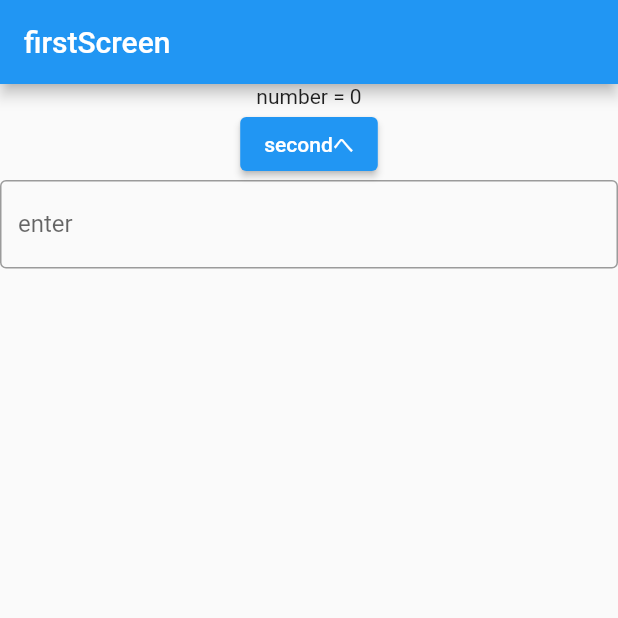
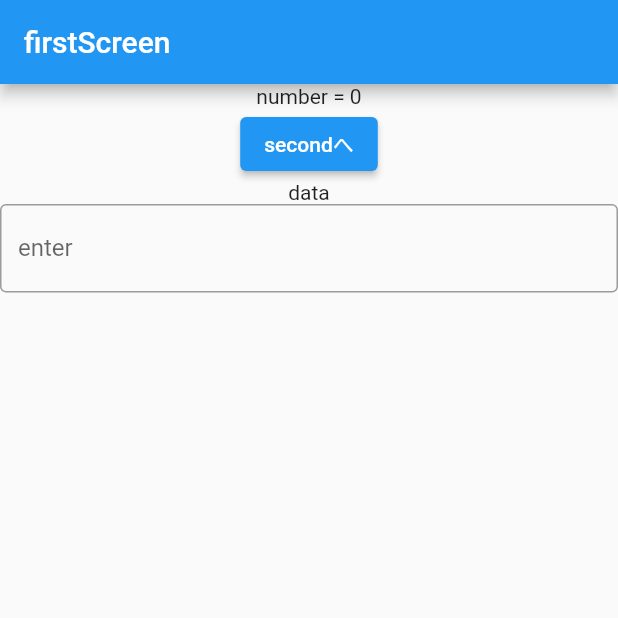
Before and after one commit to LET-137/FlutterPra0605, a Flutter app: the screen it shows after launch, on a phone screen of 412 x 824 dp, the top half of it. Run offline on Flutter 3.47's test engine with Material 2 defaults, Android fonts, the phone set to English and light mode, and no system bars.

Commit message:
second commit

```diff
--- a/lib/main.dart
+++ b/lib/main.dart
@@ -45,6 +45,7 @@ class _FirstScreenState extends State<FirstScreen> {
               },
              child: const Text('secondへ'),
             ),
+            const Text('data'),
             TextField(
               controller: _controller,
               decoration: const InputDecoration(
```
